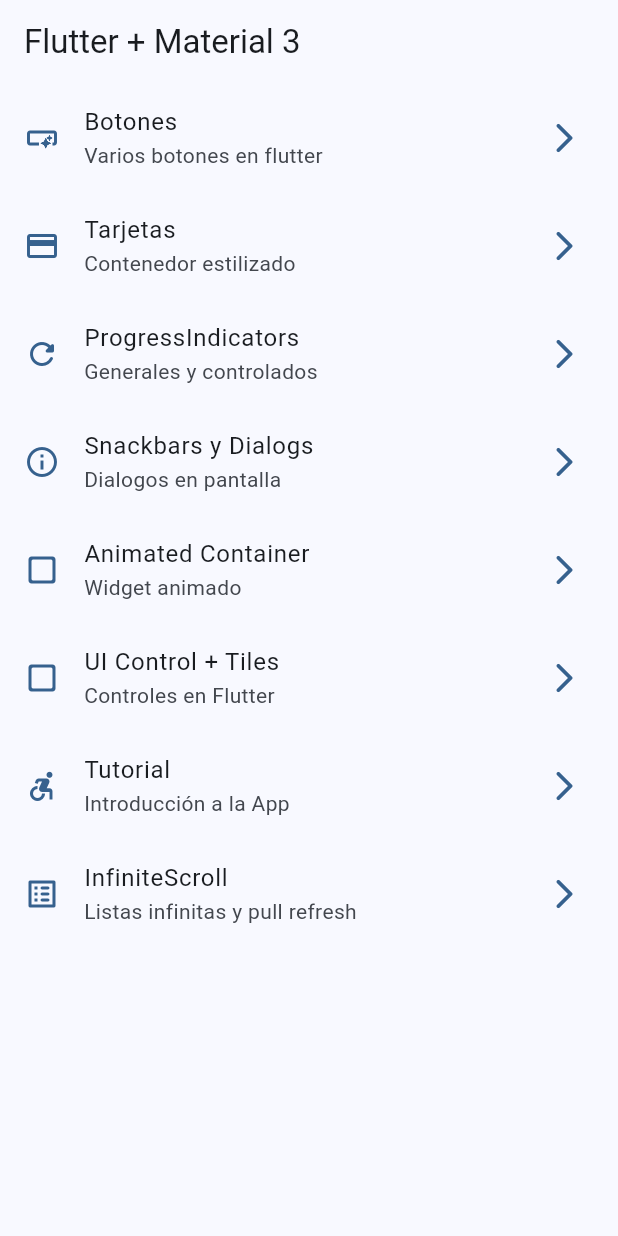
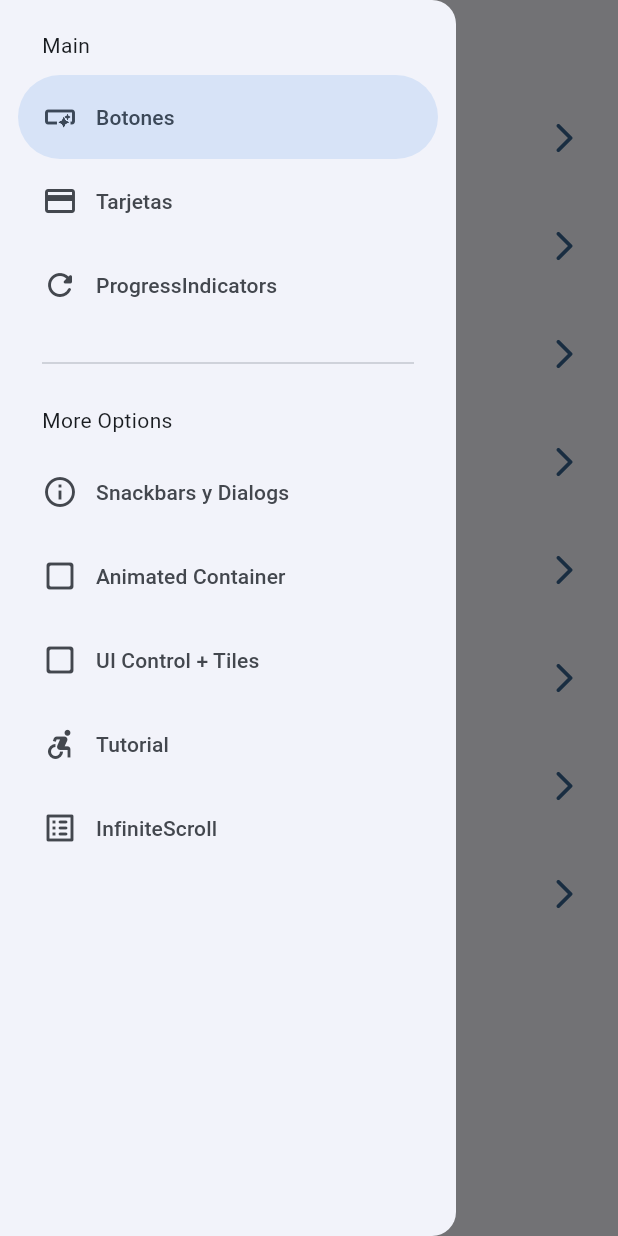
Before and after one commit to garguidevsw/widgets_app_flutter, a Flutter app: the screen it shows after launch, with the side drawer open (before the commit the screen has no drawer), on a phone screen of 412 x 824 dp. Run offline on Flutter 3.47's test engine with Material 2 defaults, Android fonts, the phone set to English and light mode, and no system bars; our stand-ins replace animate_do, go_router.

Commit message:
Add Drawer Menu

```diff
--- a/lib/config/router/app_router.dart
+++ b/lib/config/router/app_router.dart
@@ -41,7 +41,7 @@ final appRouter = GoRouter(
       builder: (context, state) => const UiControlsScreen(),
     ),
     GoRoute(
-      path: '/tutotial',
+      path: '/tutorial',
       name: AppTutorialScreen.name,
       builder: (context, state) => const AppTutorialScreen(),
     ),
--- a/lib/presentation/screens/home/home_screen.dart
+++ b/lib/presentation/screens/home/home_screen.dart
@@ -1,6 +1,7 @@
 import 'package:flutter/material.dart';
 import 'package:go_router/go_router.dart';
 import 'package:widgets_app/config/menu/menu_items.dart';
+import 'package:widgets_app/presentation/widgets/side_menu.dart';
 
 class HomeScreen extends StatelessWidget {
   static const String name = 'home_screen';
@@ -8,11 +9,16 @@ class HomeScreen extends StatelessWidget {
 
   @override
   Widget build(BuildContext context) {
+    final scaffoldKey = GlobalKey<ScaffoldState>();
     return Scaffold(
+      key: scaffoldKey,
       appBar: AppBar(
         title: const Text('Flutter + Material 3'),
       ),
       body: const _HomeView(),
+      drawer: SideMenu(
+        scaffoldKey: scaffoldKey,
+      ),
     );
   }
 }
--- /dev/null
+++ b/lib/presentation/widgets/side_menu.dart
@@ -0,0 +1,60 @@
+import 'package:flutter/material.dart';
+import 'package:go_router/go_router.dart';
+import 'package:widgets_app/config/menu/menu_items.dart';
+
+class SideMenu extends StatefulWidget {
+  final GlobalKey<ScaffoldState> scaffoldKey;
+  const SideMenu({
+    super.key,
+    required this.scaffoldKey,
+  });
+
+  @override
+  State<SideMenu> createState() => _SideMenuState();
+}
+
+class _SideMenuState extends State<SideMenu> {
+  int navDrawerIndex = 0;
+  @override
+  Widget build(BuildContext context) {
+    final hasNotch = MediaQuery.of(context).viewPadding.top > 35;
+
+    return NavigationDrawer(
+      selectedIndex: navDrawerIndex,
+      onDestinationSelected: (value) {
+        setState(() {
+          navDrawerIndex = value;
+        });
+        final menuItem = appMenuItems[value];
+        context.push(menuItem.link);
+        widget.scaffoldKey.currentState?.closeDrawer();
+      },
+      children: [
+        Padding(
+          padding: EdgeInsets.fromLTRB(28, hasNotch ? 5 : 20, 16, 10),
+          child: const Text('Main'),
+        ),
+        ...appMenuItems.sublist(0, 3).map(
+              (item) => NavigationDrawerDestination(
+                icon: Icon(item.icon),
+                label: Text(item.title),
+              ),
+            ),
+        const Padding(
+          padding: EdgeInsets.fromLTRB(28, 16, 28, 10),
+          child: Divider(),
+        ),
+        const Padding(
+          padding: EdgeInsets.fromLTRB(28, 10, 16, 10),
+          child: Text('More Options'),
+        ),
+        ...appMenuItems.sublist(3).map(
+              (item) => NavigationDrawerDestination(
+                icon: Icon(item.icon),
+                label: Text(item.title),
+              ),
+            ),
+      ],
+    );
+  }
+}
```
